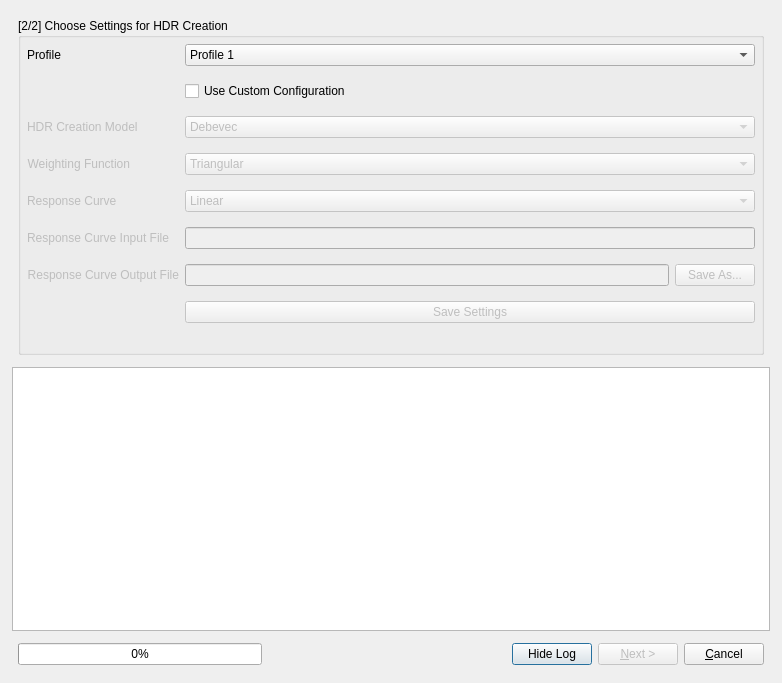
Old version of the form src/HdrWizard/HdrWizard.ui in the repository LuminanceHDR/LuminanceHDR.
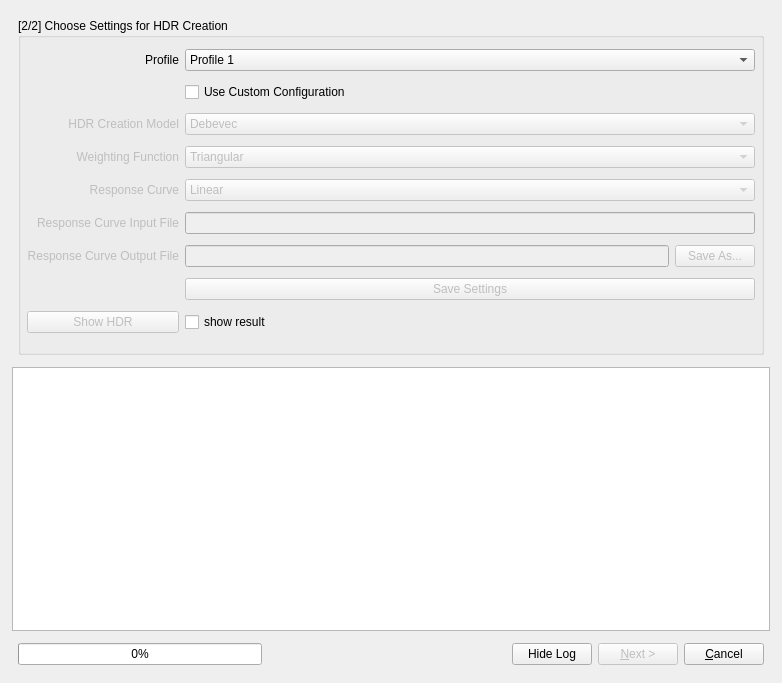
New version of the form. The open tabs and pages were chosen to show the change. Icons and pictures are not drawn.

Commit message: [HdrWizard]: Add preview of fused HDR. Better memory management for anti-ghosting calculation. Closes #94.

The edit to the form file:
```diff
--- a/src/HdrWizard/HdrWizard.ui
+++ b/src/HdrWizard/HdrWizard.ui
@@ -17,7 +17,7 @@
    <iconset resource="../../icons.qrc">
     <normaloff>:/program-icons/luminance-hdr</normaloff>:/program-icons/luminance-hdr</iconset>
   </property>
-  <layout class="QGridLayout" name="gridLayout_11">
+  <layout class="QGridLayout" name="gridLayout_5">
    <item row="0" column="0">
     <layout class="QVBoxLayout" name="verticalLayout_9">
      <property name="leftMargin">
@@ -640,30 +640,231 @@
         </layout>
        </widget>
        <widget class="QWidget" name="chooseHDRconfig">
-        <layout class="QGridLayout" name="gridLayout_5">
+        <layout class="QGridLayout" name="gridLayout_4">
          <item row="0" column="0">
           <widget class="QGroupBox" name="groupBox_2">
            <property name="title">
             <string>[2/2] Choose Settings for HDR Creation</string>
            </property>
-           <layout class="QFormLayout" name="formLayout">
-            <property name="verticalSpacing">
-             <number>15</number>
-            </property>
+           <layout class="QGridLayout" name="gridLayout">
+            <item row="7" column="2">
+             <widget class="QPushButton" name="pushButtonSaveSettings">
+              <property name="enabled">
+               <bool>false</bool>
+              </property>
+              <property name="text">
+               <string>Save Settings</string>
+              </property>
+              <property name="autoDefault">
+               <bool>false</bool>
+              </property>
+             </widget>
+            </item>
+            <item row="6" column="2">
+             <layout class="QHBoxLayout" name="horizontalLayout_11">
+              <item>
+               <widget class="QLineEdit" name="CurveFileNameSaveLineEdit">
+                <property name="enabled">
+                 <bool>false</bool>
+                </property>
+                <property name="minimumSize">
+                 <size>
+                  <width>240</width>
+                  <height>0</height>
+                 </size>
+                </property>
+                <property name="readOnly">
+                 <bool>true</bool>
+                </property>
+               </widget>
+              </item>
+              <item>
+               <widget class="QPushButton" name="saveRespCurveFileButton">
+                <property name="enabled">
+                 <bool>false</bool>
+                </property>
+                <property name="text">
+                 <string>Save As...</string>
+                </property>
+                <property name="autoDefault">
+                 <bool>false</bool>
+                </property>
+               </widget>
+              </item>
+             </layout>
+            </item>
+            <item row="2" column="0">
+             <widget class="QLabel" name="modelLabel">
+              <property name="enabled">
+               <bool>false</bool>
+              </property>
+              <property name="text">
+               <string>HDR Creation Model</string>
+              </property>
+              <property name="alignment">
+               <set>Qt::AlignRight|Qt::AlignTrailing|Qt::AlignVCenter</set>
+              </property>
+             </widget>
+            </item>
+            <item row="5" column="2">
+             <widget class="QLineEdit" name="RespCurveFileLoadedLineEdit">
+              <property name="enabled">
+               <bool>false</bool>
+              </property>
+              <property name="minimumSize">
+               <size>
+                <width>240</width>
+                <height>0</height>
+               </size>
+              </property>
+              <property name="readOnly">
+               <bool>true</bool>
+              </property>
+             </widget>
+            </item>
+            <item row="6" column="0">
+             <widget class="QLabel" name="responseCurveOutputFileLabel">
+              <property name="enabled">
+               <bool>false</bool>
+              </property>
+              <property name="text">
+               <string>Response Curve Output File</string>
+              </property>
+              <property name="alignment">
+               <set>Qt::AlignRight|Qt::AlignTrailing|Qt::AlignVCenter</set>
+              </property>
+             </widget>
+            </item>
+            <item row="3" column="0">
+             <widget class="QLabel" name="weightFunctionLabel">
+              <property name="enabled">
+               <bool>false</bool>
+              </property>
+              <property name="text">
+               <string>Weighting Function</string>
+              </property>
+              <property name="alignment">
+               <set>Qt::AlignRight|Qt::AlignTrailing|Qt::AlignVCenter</set>
+              </property>
+             </widget>
+            </item>
+            <item row="5" column="0">
+             <widget class="QLabel" name="responseCurveInputFileLabel">
+              <property name="enabled">
+               <bool>false</bool>
+              </property>
+              <property name="text">
+               <string>Response Curve Input File</string>
+              </property>
+              <property name="alignment">
+               <set>Qt::AlignRight|Qt::AlignTrailing|Qt::AlignVCenter</set>
+              </property>
+             </widget>
+            </item>
+            <item row="4" column="2">
+             <widget class="QComboBox" name="responseCurveComboBox">
+              <property name="enabled">
+               <bool>false</bool>
+              </property>
+              <property name="sizePolicy">
+               <sizepolicy hsizetype="Preferred" vsizetype="Fixed">
+                <horstretch>0</horstretch>
+                <verstretch>0</verstretch>
+               </sizepolicy>
+              </property>
+              <property name="minimumSize">
+               <size>
+                <width>250</width>
+                <height>0</height>
+               </size>
+              </property>
+              <item>
+               <property name="text">
+                <string>Linear</string>
+               </property>
+              </item>
+              <item>
+               <property name="text">
+                <string>Gamma</string>
+               </property>
+              </item>
+              <item>
+               <property name="text">
+                <string>Log</string>
+               </property>
+              </item>
+              <item>
+               <property name="text">
+                <string>sRGB</string>
+               </property>
+              </item>
+              <item>
+               <property name="text">
+                <string>Custom</string>
+               </property>
+              </item>
+             </widget>
+            </item>
+            <item row="3" column="2">
+             <widget class="QComboBox" name="weightFunctionComboBox">
+              <property name="enabled">
+               <bool>false</bool>
+              </property>
+              <property name="minimumSize">
+               <size>
+                <width>250</width>
+                <height>0</height>
+               </size>
+              </property>
+              <item>
+               <property name="text">
+                <string>Triangular</string>
+               </property>
+              </item>
+              <item>
+               <property name="text">
+                <string>Gaussian</string>
+               </property>
+              </item>
+              <item>
+               <property name="text">
+                <string>Plateau</string>
+               </property>
+              </item>
+              <item>
+               <property name="text">
+                <string>Flat</string>
+               </property>
+              </item>
+             </widget>
+            </item>
             <item row="0" column="0">
              <widget class="QLabel" name="profileLabel">
               <property name="text">
                <string>Profile</string>
               </property>
               <property name="alignment">
-               <set>Qt::AlignJustify|Qt::AlignVCenter</set>
+               <set>Qt::AlignRight|Qt::AlignTrailing|Qt::AlignVCenter</set>
               </property>
               <property name="wordWrap">
                <bool>true</bool>
               </property>
              </widget>
             </item>
-            <item row="0" column="1">
+            <item row="4" column="0">
+             <widget class="QLabel" name="responseCurveLabel">
+              <property name="enabled">
+               <bool>false</bool>
+              </property>
+              <property name="text">
+               <string>Response Curve</string>
+              </property>
+              <property name="alignment">
+               <set>Qt::AlignRight|Qt::AlignTrailing|Qt::AlignVCenter</set>
+              </property>
+             </widget>
+            </item>
+            <item row="0" column="2">
              <widget class="QComboBox" name="profileComboBox">
               <property name="minimumSize">
                <size>
@@ -710,7 +911,7 @@
               </item>
              </widget>
             </item>
-            <item row="1" column="1">
+            <item row="1" column="2">
              <widget class="QCheckBox" name="customConfigCheckBox">
               <property name="toolTip">
                <string>Use this only if the default profiles above do not yield good results</string>
@@ -723,17 +924,7 @@
               </property>
              </widget>
             </item>
-            <item row="2" column="0">
-             <widget class="QLabel" name="modelLabel">
-              <property name="enabled">
-               <bool>false</bool>
-              </property>
-              <property name="text">
-               <string>HDR Creation Model</string>
-              </property>
-             </widget>
-            </item>
-            <item row="2" column="1">
+            <item row="2" column="2">
              <widget class="QComboBox" name="modelComboBox">
               <property name="enabled">
                <bool>false</bool>
@@ -761,191 +952,24 @@
               </item>
              </widget>
             </item>
-            <item row="3" column="0">
-             <widget class="QLabel" name="weightFunctionLabel">
-              <property name="enabled">
-               <bool>false</bool>
-              </property>
-              <property name="text">
-               <string>Weighting Function</string>
-              </property>
-              <property name="alignment">
-               <set>Qt::AlignRight|Qt::AlignTrailing|Qt::AlignVCenter</set>
-              </property>
-             </widget>
-            </item>
-            <item row="3" column="1">
-             <widget class="QComboBox" name="weightFunctionComboBox">
-              <property name="enabled">
-               <bool>false</bool>
-              </property>
-              <property name="minimumSize">
-               <size>
-                <width>250</width>
-                <height>0</height>
-               </size>
-              </property>
+            <item row="8" column="2">
+             <layout class="QHBoxLayout" name="horizontalLayout_6">
               <item>
-               <property name="text">
-                <string>Triangular</string>
-               </property>
-              </item>
-              <item>
-               <property name="text">
-                <string>Gaussian</string>
-               </property>
-              </item>
-              <item>
-               <property name="text">
-                <string>Plateau</string>
-               </property>
-              </item>
-              <item>
-               <property name="text">
-                <string>Flat</string>
-               </property>
-              </item>
-             </widget>
-            </item>
-            <item row="4" column="0">
-             <widget class="QLabel" name="responseCurveLabel">
-              <property name="enabled">
-               <bool>false</bool>
-              </property>
-              <property name="text">
-               <string>Response Curve</string>
-              </property>
-             </widget>
-            </item>
-            <item row="4" column="1">
-             <widget class="QComboBox" name="responseCurveComboBox">
-              <property name="enabled">
-               <bool>false</bool>
-              </property>
-              <property name="sizePolicy">
-               <sizepolicy hsizetype="Preferred" vsizetype="Preferred">
-                <horstretch>0</horstretch>
-                <verstretch>0</verstretch>
-               </sizepolicy>
-              </property>
-              <property name="minimumSize">
-               <size>
-                <width>250</width>
-                <height>0</height>
-               </size>
-              </property>
-              <item>
-               <property name="text">
-                <string>Linear</string>
-               </property>
-              </item>
-              <item>
-               <property name="text">
-                <string>Gamma</string>
-               </property>
-              </item>
-              <item>
-               <property name="text">
-                <string>Log</string>
-               </property>
-              </item>
-              <item>
-               <property name="text">
-                <string>sRGB</string>
-               </property>
-              </item>
-              <item>
-               <property name="text">
-                <string>Custom</string>
-               </property>
-              </item>
-             </widget>
-            </item>
-            <item row="5" column="0">
-             <widget class="QLabel" name="responseCurveInputFileLabel">
-              <property name="enabled">
-               <bool>false</bool>
-              </property>
-              <property name="text">
-               <string>Response Curve Input File</string>
-              </property>
-              <property name="alignment">
-               <set>Qt::AlignRight|Qt::AlignTrailing|Qt::AlignVCenter</set>
-              </property>
-             </widget>
-            </item>
-            <item row="5" column="1">
-             <widget class="QLineEdit" name="RespCurveFileLoadedLineEdit">
-              <property name="enabled">
-               <bool>false</bool>
-              </property>
-              <property name="minimumSize">
-               <size>
-                <width>240</width>
-                <height>0</height>
-               </size>
-              </property>
-              <property name="readOnly">
-               <bool>true</bool>
-              </property>
-             </widget>
-            </item>
-            <item row="6" column="0">
-             <widget class="QLabel" name="responseCurveOutputFileLabel">
-              <property name="enabled">
-               <bool>false</bool>
-              </property>
-              <property name="text">
-               <string>Response Curve Output File</string>
-              </property>
-              <property name="alignment">
-               <set>Qt::AlignRight|Qt::AlignTrailing|Qt::AlignVCenter</set>
-              </property>
-             </widget>
-            </item>
-            <item row="6" column="1">
-             <layout class="QHBoxLayout" name="horizontalLayout_11">
-              <item>
-               <widget class="QLineEdit" name="CurveFileNameSaveLineEdit">
-                <property name="enabled">
-                 <bool>false</bool>
-                </property>
-                <property name="minimumSize">
-                 <size>
-                  <width>240</width>
-                  <height>0</height>
-                 </size>
-                </property>
-                <property name="readOnly">
-                 <bool>true</bool>
-                </property>
-               </widget>
-              </item>
-              <item>
-               <widget class="QPushButton" name="saveRespCurveFileButton">
-                <property name="enabled">
-                 <bool>false</bool>
-                </property>
+               <widget class="QCheckBox" name="hdrPreviewCheckBox">
                 <property name="text">
-                 <string>Save As...</string>
-                </property>
-                <property name="autoDefault">
-                 <bool>false</bool>
+                 <string>show result</string>
                 </property>
                </widget>
               </item>
              </layout>
             </item>
-            <item row="7" column="1">
-             <widget class="QPushButton" name="pushButtonSaveSettings">
+            <item row="8" column="0">
+             <widget class="QPushButton" name="hdrPreviewButton">
               <property name="enabled">
                <bool>false</bool>
               </property>
               <property name="text">
-               <string>Save Settings</string>
-              </property>
-              <property name="autoDefault">
-               <bool>false</bool>
+               <string>Show HDR</string>
               </property>
              </widget>
             </item>
```
Left out of the diff: 80 changed lines with no effect on the pictures. The commit also changes 10 other files.
